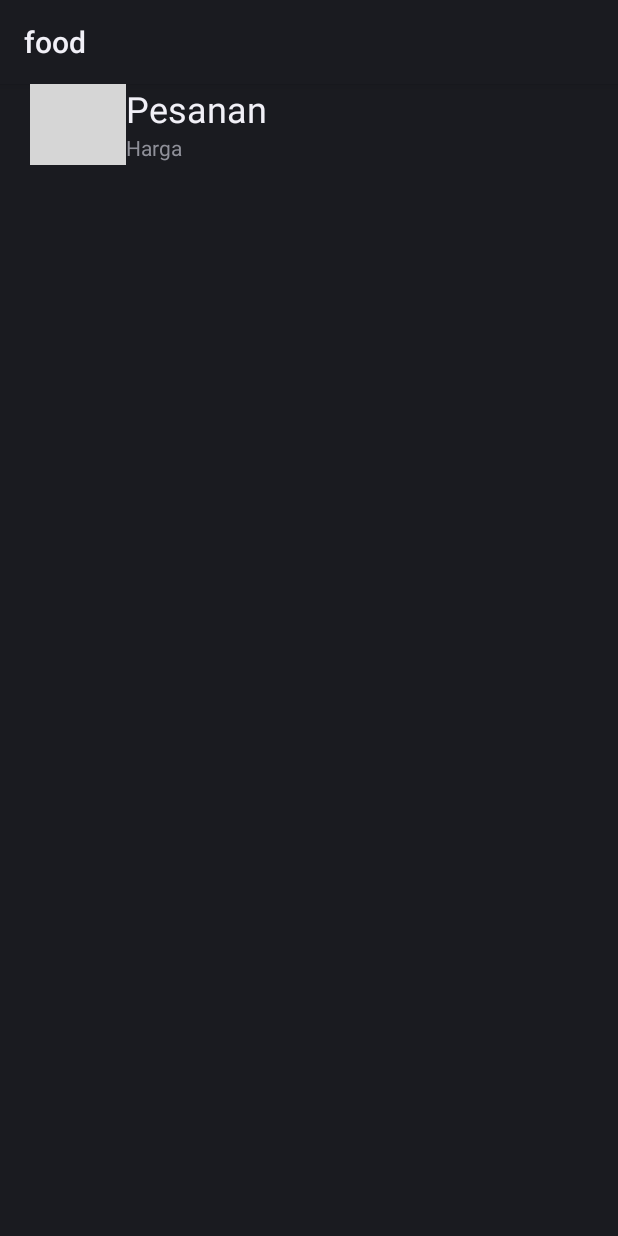
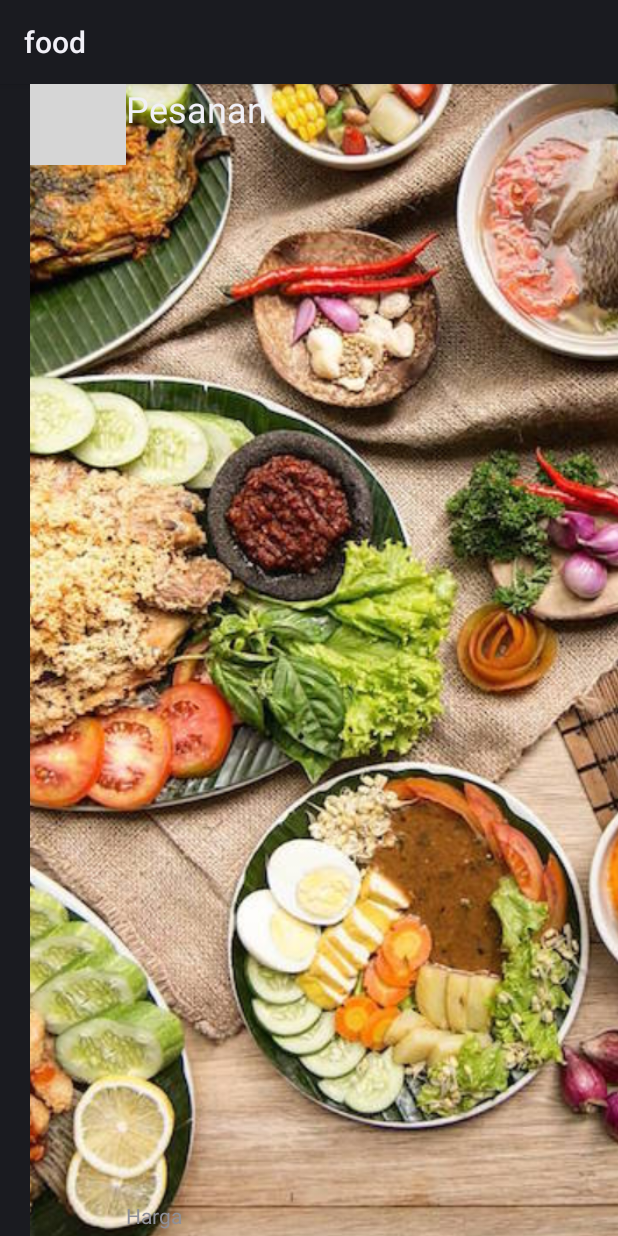
Before and after one commit to emkr-13/Aplikasi_Food_Kelas_C, an Android app: the layout rv_item_pesanan.xml on its own in the app's theme, with its tools: preview values and no code run, on a phone screen of 412 x 824 dp. Run offline under Robolectric (Android 15) with nearby library versions, the phone set to English and light mode, and no system bars; grey boxes are pictures that could not be loaded.

Commit message:
tambah dikit 1

```diff
--- a/app/src/main/res/layout/rv_item_pesanan.xml
+++ b/app/src/main/res/layout/rv_item_pesanan.xml
@@ -7,6 +7,18 @@
     android:paddingStart="20dp"
     xmlns:app="http://schemas.android.com/apk/res-auto">
 
+    <ImageView
+        android:id="@+id/imageshowprofile"
+        android:layout_width="837dp"
+        android:layout_height="883dp"
+        android:src="@drawable/multifood"
+        app:layout_constraintBottom_toBottomOf="parent"
+        app:layout_constraintEnd_toEndOf="parent"
+        app:layout_constraintHorizontal_bias="0.559"
+        app:layout_constraintStart_toStartOf="parent"
+        app:layout_constraintTop_toTopOf="parent"
+        app:layout_constraintVertical_bias="0.447"
+        tools:viewBindingIgnore="true" />
 
     <TextView
         android:id="@+id/tv_details_Pesanan"
```
Also changed, not shown: app/src/main/res/layout/fragment_home.xml (+13 -0 lines), app/src/main/res/drawable-v24/greenscreen.jpg (added), app/src/main/res/drawable-v24/multifood.jpg (added).
